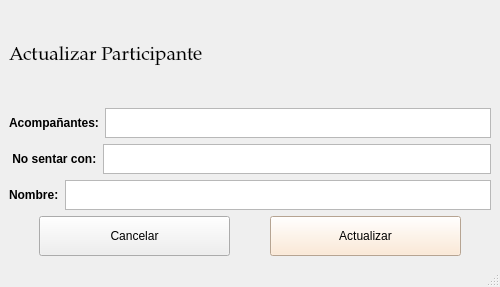
Before: the Qt Designer form src/ui/ActualizarParticipante.ui in IvanJesusCorbalanPascual/Gestor-de-Eventos, drawn with Qt 5.
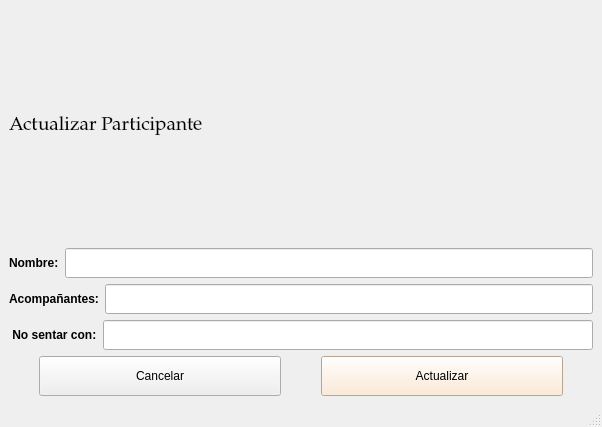
After: the same form once the commit is applied.

```diff
--- a/src/ui/ActualizarParticipante.ui
+++ b/src/ui/ActualizarParticipante.ui
@@ -6,8 +6,8 @@
    <rect>
     <x>0</x>
     <y>0</y>
-    <width>500</width>
-    <height>287</height>
+    <width>602</width>
+    <height>427</height>
    </rect>
   </property>
   <property name="windowTitle">
@@ -28,6 +28,45 @@
       </property>
      </widget>
     </item>
+    <item>
+     <layout class="QHBoxLayout" name="horizontalLayout">
+      <item>
+       <widget class="QLabel" name="label_13">
+        <property name="minimumSize">
+         <size>
+          <width>0</width>
+          <height>0</height>
+         </size>
+        </property>
+        <property name="maximumSize">
+         <size>
+          <width>16777215</width>
+          <height>30</height>
+         </size>
+        </property>
+        <property name="font">
+         <font>
+          <weight>75</weight>
+          <bold>true</bold>
+         </font>
+        </property>
+        <property name="text">
+         <string>Nombre:</string>
+        </property>
+       </widget>
+      </item>
+      <item>
+       <widget class="QLineEdit" name="lneActualizarNombreParticipante">
+        <property name="maximumSize">
+         <size>
+          <width>16777215</width>
+          <height>30</height>
+         </size>
+        </property>
+       </widget>
+      </item>
+     </layout>
+    </item>
     <item>
      <layout class="QHBoxLayout" name="horizontalLayout_2">
       <item>
@@ -56,22 +95,13 @@
        </widget>
       </item>
       <item>
-       <widget class="QTextEdit" name="textEdit_7">
-        <property name="minimumSize">
-         <size>
-          <width>0</width>
-          <height>0</height>
-         </size>
-        </property>
+       <widget class="QLineEdit" name="lneActualizarAcompanyantes">
         <property name="maximumSize">
          <size>
           <width>16777215</width>
           <height>30</height>
          </size>
         </property>
-        <property name="placeholderText">
-         <string/>
-        </property>
        </widget>
       </item>
      </layout>
@@ -104,69 +134,12 @@
        </widget>
       </item>
       <item>
-       <widget class="QTextEdit" name="textEdit_5">
-        <property name="minimumSize">
-         <size>
-          <width>0</width>
-          <height>0</height>
-         </size>
-        </property>
+       <widget class="QLineEdit" name="lneActualizarNoSentarCon">
         <property name="maximumSize">
          <size>
           <width>16777215</width>
           <height>30</height>
          </size>
-        </property>
-        <property name="placeholderText">
-         <string/>
-        </property>
-       </widget>
-      </item>
-     </layout>
-    </item>
-    <item>
-     <layout class="QHBoxLayout" name="horizontalLayout">
-      <item>
-       <widget class="QLabel" name="label_13">
-        <property name="minimumSize">
-         <size>
-          <width>0</width>
-          <height>0</height>
-         </size>
-        </property>
-        <property name="maximumSize">
-         <size>
-          <width>16777215</width>
-          <height>30</height>
-         </size>
-        </property>
-        <property name="font">
-         <font>
-          <weight>75</weight>
-          <bold>true</bold>
-         </font>
-        </property>
-        <property name="text">
-         <string>Nombre:</string>
-        </property>
-       </widget>
-      </item>
-      <item>
-       <widget class="QTextEdit" name="textEdit_6">
-        <property name="minimumSize">
-         <size>
-          <width>0</width>
-          <height>0</height>
-         </size>
-        </property>
-        <property name="maximumSize">
-         <size>
-          <width>16777215</width>
-          <height>30</height>
-         </size>
-        </property>
-        <property name="placeholderText">
-         <string/>
         </property>
        </widget>
       </item>
```
Left out of the diff: 12 changed lines with no effect on the pictures.
